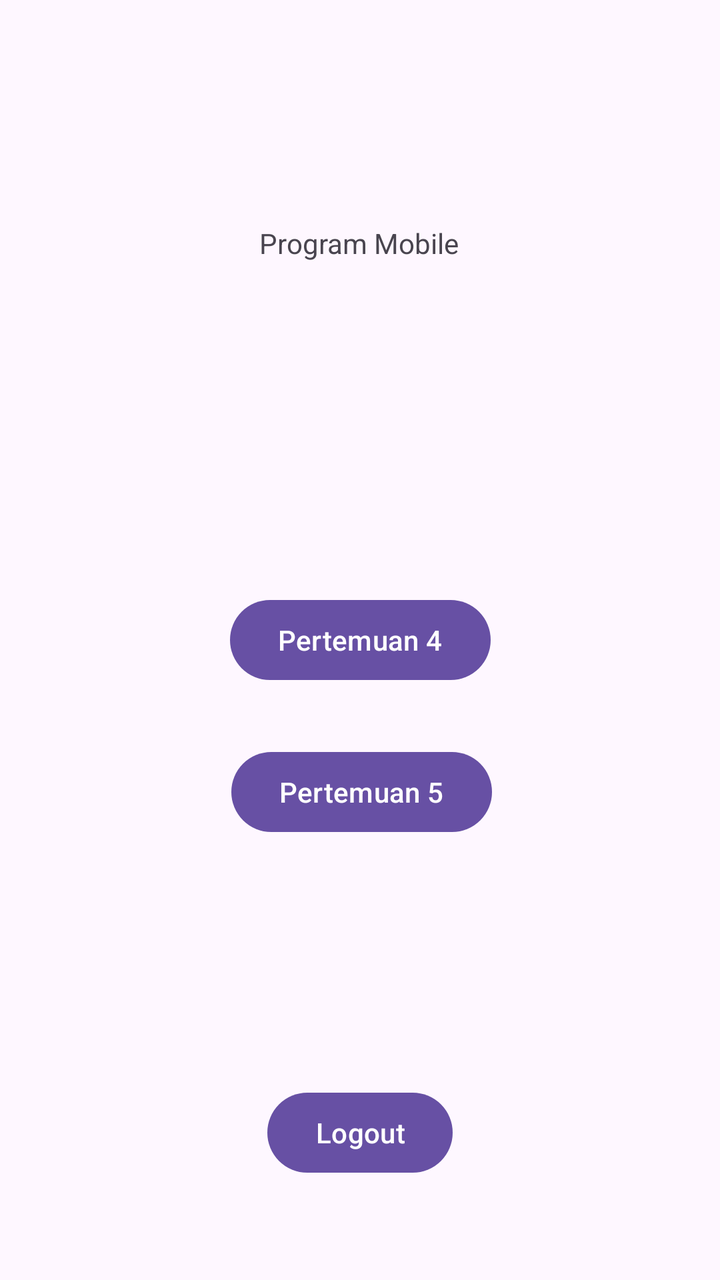
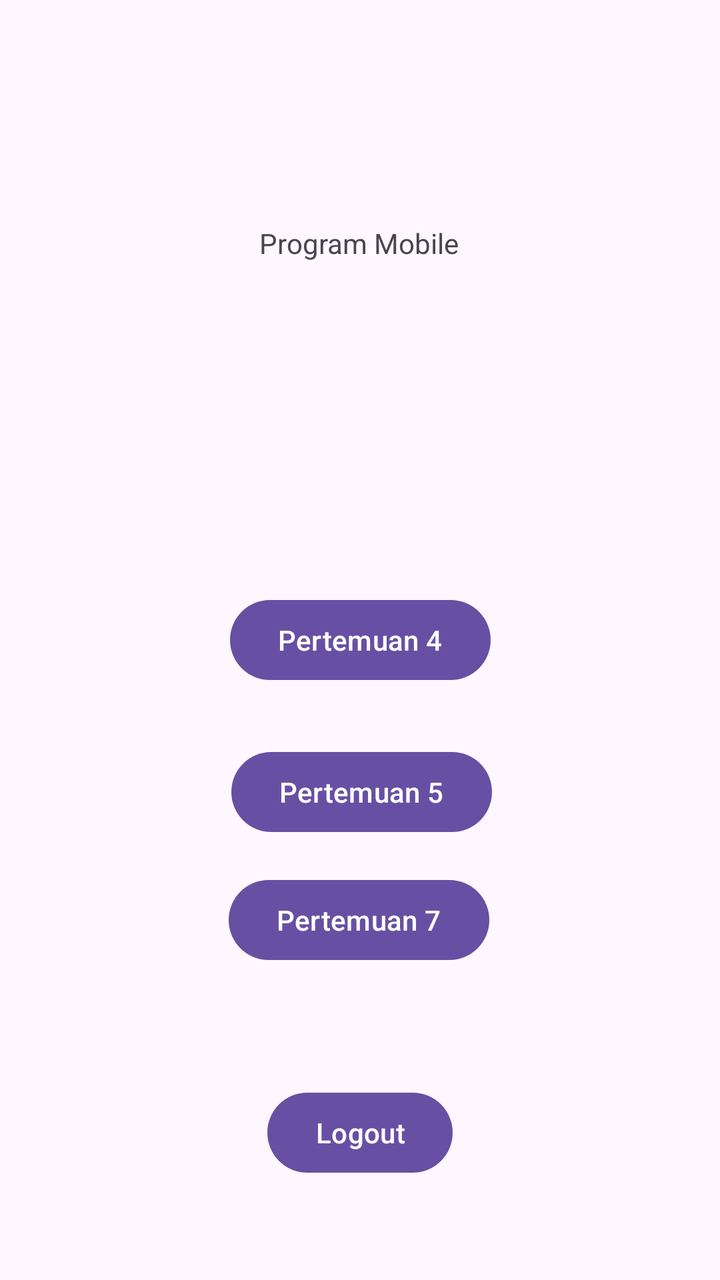

Screens rendered from an Android XML layout before and after an edit, with the pre-edit source and the edit as a unified diff.
<!-- AndroidManifest.xml: application theme Theme.Zahwa3TIE -->
<!-- res/layout/activity_main.xml -->
<?xml version="1.0" encoding="utf-8"?>
<androidx.constraintlayout.widget.ConstraintLayout xmlns:android="http://schemas.android.com/apk/res/android"
    xmlns:app="http://schemas.android.com/apk/res-auto"
    xmlns:tools="http://schemas.android.com/tools"
    android:id="@+id/main"
    android:layout_width="match_parent"
    android:layout_height="match_parent"
    tools:context=".MainActivity">

    <Button
        android:id="@+id/btnToFourth"
        android:layout_width="wrap_content"
        android:layout_height="wrap_content"
        android:text="Pertemuan 4"
        app:layout_constraintBottom_toBottomOf="parent"
        app:layout_constraintEnd_toEndOf="parent"
        app:layout_constraintStart_toStartOf="parent"
        app:layout_constraintTop_toTopOf="parent" />

    <TextView
        android:id="@+id/textView3"
        android:layout_width="wrap_content"
        android:layout_height="wrap_content"
        android:layout_marginTop="112dp"
        android:text="Program Mobile"
        app:layout_constraintEnd_toEndOf="parent"
        app:layout_constraintHorizontal_bias="0.498"
        app:layout_constraintStart_toStartOf="parent"
        app:layout_constraintTop_toTopOf="parent" />

    <Button
        android:id="@+id/btntofifth"
        android:layout_width="wrap_content"
        android:layout_height="wrap_content"
        android:layout_marginTop="28dp"
        android:text="Pertemuan 5"
        app:layout_constraintEnd_toEndOf="parent"
        app:layout_constraintHorizontal_bias="0.503"
        app:layout_constraintStart_toStartOf="parent"
        app:layout_constraintTop_toBottomOf="@+id/btnToFourth" />
    <Button
        android:id="@+id/btnLogout"
        android:layout_width="wrap_content"
        android:layout_height="wrap_content"
        android:text="Logout"
        app:layout_constraintBottom_toBottomOf="parent"
        app:layout_constraintEnd_toEndOf="parent"
        app:layout_constraintStart_toStartOf="parent"
        app:layout_constraintTop_toTopOf="parent"
        app:layout_constraintVertical_bias="0.916" />



</androidx.constraintlayout.widget.ConstraintLayout>
<!-- resources referenced by this layout -->
<resources>
  <style name="Theme.Zahwa3TIE" parent="Base.Theme.Zahwa3TIE" />
  <style name="Base.Theme.Zahwa3TIE" parent="Theme.Material3.DayNight.NoActionBar">
          
          
      </style>
</resources>

<!-- the commit's change to res/layout/activity_main.xml (unified diff, before → after) -->
@@ -49,6 +49,16 @@
         app:layout_constraintTop_toTopOf="parent"
         app:layout_constraintVertical_bias="0.916" />
 
+    <Button
+        android:id="@+id/btnToSeventh"
+        android:layout_width="wrap_content"
+        android:layout_height="wrap_content"
+        android:layout_marginTop="16dp"
+        android:text="Pertemuan 7"
+        app:layout_constraintEnd_toEndOf="parent"
+        app:layout_constraintHorizontal_bias="0.498"
+        app:layout_constraintStart_toStartOf="parent"
+        app:layout_constraintTop_toBottomOf="@+id/btntofifth" />
 
 
 </androidx.constraintlayout.widget.ConstraintLayout>
